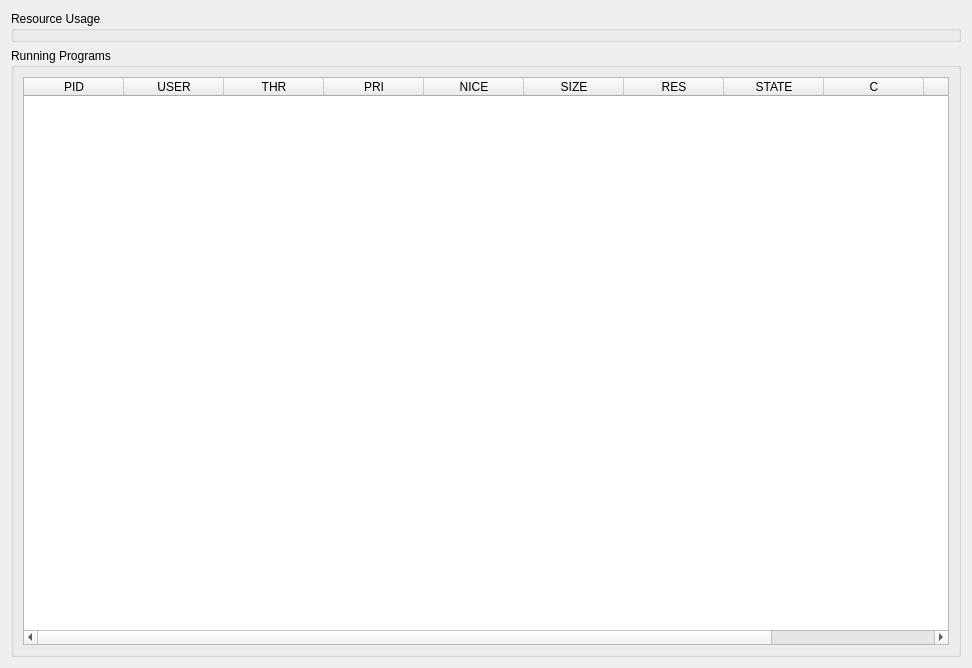
Above: src-qt5/gui_client/pages/page_taskmanager.ui from trueos/sysadm-ui-qt before the change. Below: the same form after it.
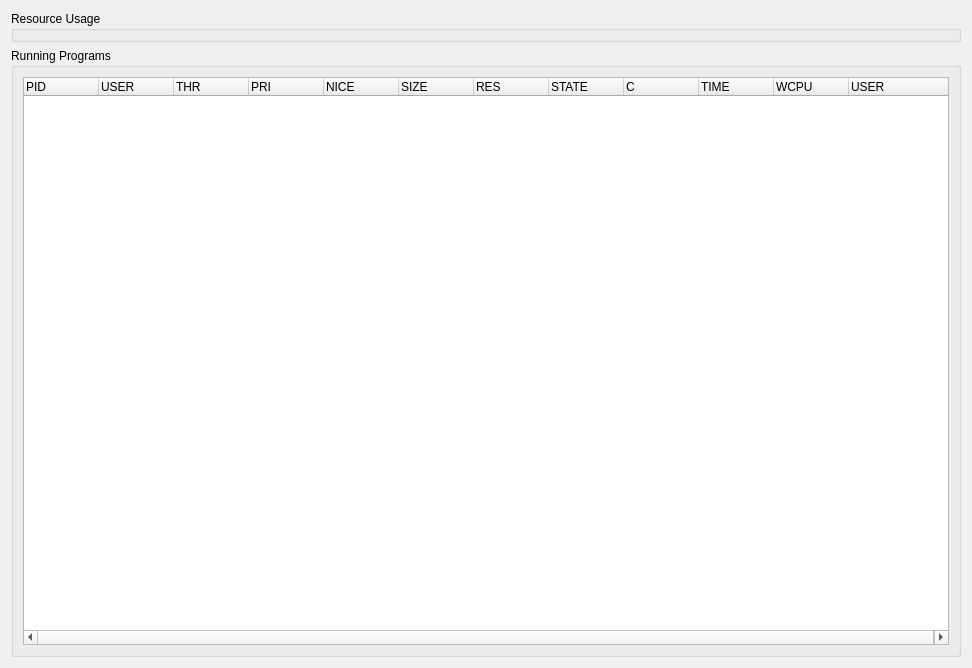
That is the form after the change.

Commit message: Add the initial process viewer, very rough, but it does work and lets us view processes on the connected server. Next will be cleanup, allowing to kill processes, etc etc.

Diff of the .ui file:
```diff
--- a/src-qt5/gui_client/pages/page_taskmanager.ui
+++ b/src-qt5/gui_client/pages/page_taskmanager.ui
@@ -21,7 +21,13 @@
      </property>
      <layout class="QGridLayout" name="gridLayout_2">
       <item row="0" column="0">
-       <widget class="QTableWidget" name="tableWidget">
+       <widget class="QTreeWidget" name="taskWidget">
+        <attribute name="headerDefaultSectionSize">
+         <number>75</number>
+        </attribute>
+        <attribute name="headerMinimumSectionSize">
+         <number>55</number>
+        </attribute>
         <column>
          <property name="text">
           <string>PID</string>
@@ -67,6 +73,11 @@
           <string>C</string>
          </property>
         </column>
+        <column>
+         <property name="text">
+          <string>TIME</string>
+         </property>
+        </column>
         <column>
          <property name="text">
           <string>WCPU</string>
@@ -74,7 +85,7 @@
         </column>
         <column>
          <property name="text">
-          <string>COMMAND</string>
+          <string>USER</string>
          </property>
         </column>
        </widget>
```
The commit also changes 2 other files.
